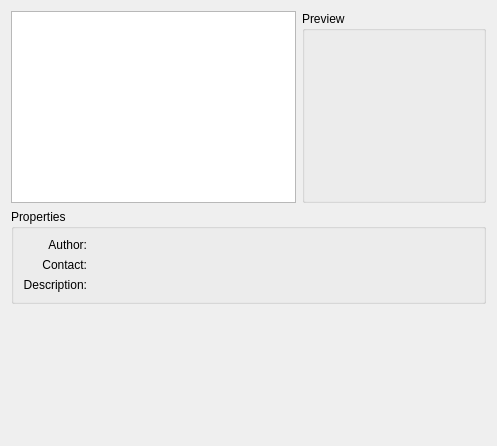
First picture: the form in src/kmahjonggbackgroundselector.ui, repository KDE/libkmahjongg, before the edit.
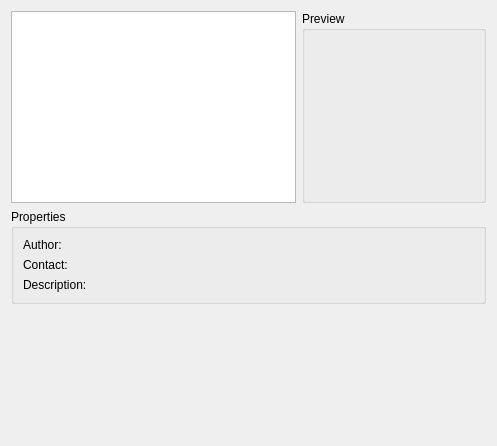
Second picture: the form after the edit.

Commit message:
Background & tileset selection UIs: use QFormLayout for listing properties
GIT_SILENT

Diff of the .ui file:
```diff
--- a/src/kmahjonggbackgroundselector.ui
+++ b/src/kmahjonggbackgroundselector.ui
@@ -62,84 +62,36 @@
      <property name="title" >
       <string>Properties</string>
      </property>
-     <layout class="QHBoxLayout" >
-      <item>
-       <layout class="QVBoxLayout" >
-        <property name="margin" >
-         <number>0</number>
-        </property>
-        <item>
+     <layout class="QFormLayout" name="formLayout">
+      <item row="0" column="0">
          <widget class="QLabel" name="labelAuthor" >
           <property name="text" >
            <string>Author:</string>
           </property>
-          <property name="alignment" >
-           <set>Qt::AlignRight|Qt::AlignTrailing|Qt::AlignVCenter</set>
-          </property>
-         </widget>
-        </item>
-        <item>
+       </widget>
+      </item>
+      <item row="0" column="1">
+       <widget class="QLabel" name="backgroundAuthor"/>
+      </item>
+      <item row="1" column="0">
          <widget class="QLabel" name="labelContact" >
           <property name="text" >
            <string>Contact:</string>
           </property>
-          <property name="alignment" >
-           <set>Qt::AlignRight|Qt::AlignTrailing|Qt::AlignVCenter</set>
-          </property>
-         </widget>
-        </item>
-        <item>
+       </widget>
+      </item>
+      <item row="1" column="1">
+       <widget class="QLabel" name="backgroundContact"/>
+      </item>
+      <item row="2" column="0">
          <widget class="QLabel" name="labelDescription" >
           <property name="text" >
            <string>Description:</string>
           </property>
-          <property name="alignment" >
-           <set>Qt::AlignRight|Qt::AlignTrailing|Qt::AlignVCenter</set>
-          </property>
-         </widget>
-        </item>
-       </layout>
-      </item>
-      <item>
-       <layout class="QVBoxLayout" >
-        <property name="margin" >
-         <number>0</number>
-        </property>
-        <item>
-         <widget class="QLabel" name="backgroundAuthor" >
-          <property name="text" >
-           <string/>
-          </property>
-         </widget>
-        </item>
-        <item>
-         <widget class="QLabel" name="backgroundContact" >
-          <property name="text" >
-           <string/>
-          </property>
-         </widget>
-        </item>
-        <item>
-         <widget class="QLabel" name="backgroundDescription" >
-          <property name="text" >
-           <string/>
-          </property>
-         </widget>
-        </item>
-       </layout>
-      </item>
-      <item>
-       <spacer>
-        <property name="orientation" >
-         <enum>Qt::Horizontal</enum>
-        </property>
-        <property name="sizeHint" >
-         <size>
-          <width>40</width>
-          <height>20</height>
-         </size>
-        </property>
-       </spacer>
+       </widget>
+      </item>
+      <item row="2" column="1">
+       <widget class="QLabel" name="backgroundDescription"/>
       </item>
      </layout>
     </widget>
```
Lines whose indentation alone changed are shown as unchanged. The commit also changes 1 other file.
